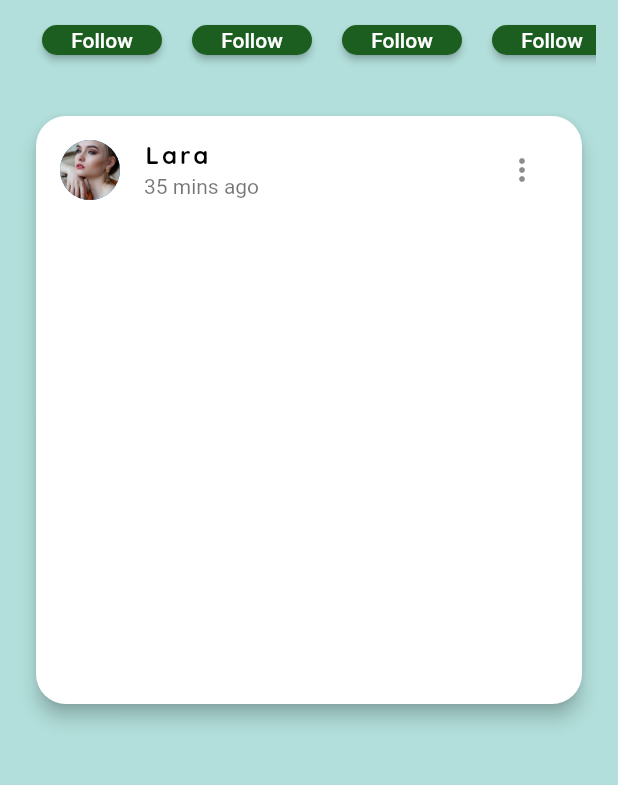
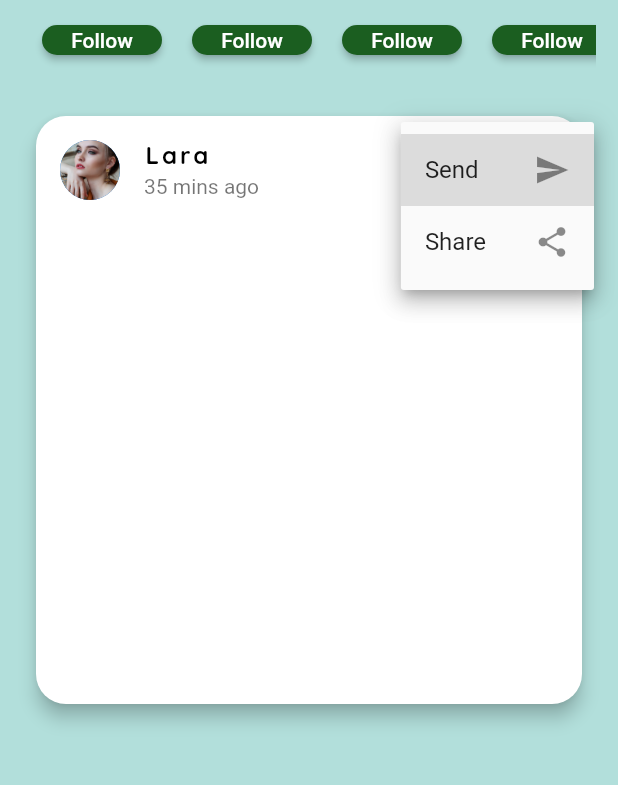
Before and after one commit to tahaturan/flutter_fashion_app, a Flutter app: the screen it shows after launch, after a tap on the "more vert" icon, on a phone screen of 412 x 824 dp, the part 229-1014 px from its top. Run offline on Flutter 3.47's test engine with Material 2 defaults, Android fonts, the phone set to English and light mode, and no system bars; our stand-ins replace google_fonts.

Commit message:
dropdown buton eklendi

```diff
--- a/lib/widgets/body_listview.dart
+++ b/lib/widgets/body_listview.dart
@@ -31,10 +31,7 @@ class BodyListView extends StatelessWidget {
                     ),
                     title: Text("Lara", style: Constants.anaBaslikStyle),
                     subtitle: const Text("35 mins ago"),
-                    trailing: IconButton(
-                      onPressed: () {},
-                      icon: const Icon(Icons.more_vert),
-                    ),
+                    trailing: _cardInfodorpDownBtn(),
                   )
                 ],
               ),
@@ -44,4 +41,31 @@ class BodyListView extends StatelessWidget {
       ],
     );
   }
+
+  DropdownButton<int> _cardInfodorpDownBtn() {
+    return DropdownButton(
+      underline: Container(),
+      icon: const Icon(
+        Icons.more_vert,
+        color: Colors.grey,
+      ),
+      items: [
+        DropdownMenuItem(
+          value: 1,
+          child: Row(
+            mainAxisAlignment: MainAxisAlignment.spaceBetween,
+            children: const [Text("Send"), Icon(Icons.send)],
+          ),
+        ),
+        DropdownMenuItem(
+          value: 2,
+          child: Row(
+            mainAxisAlignment: MainAxisAlignment.spaceBetween,
+            children: const [Text("Share"), Icon(Icons.share)],
+          ),
+        )
+      ],
+      onChanged: (deger) {},
+    );
+  }
 }
```
